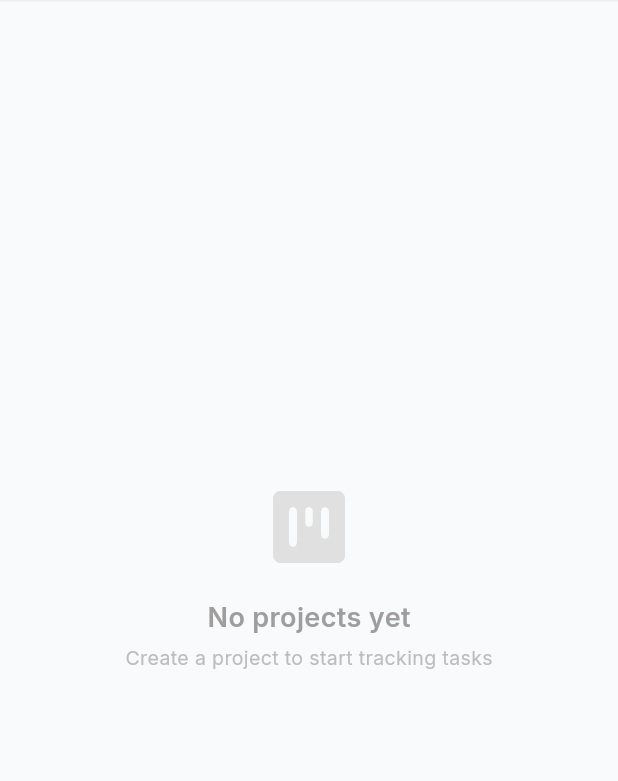
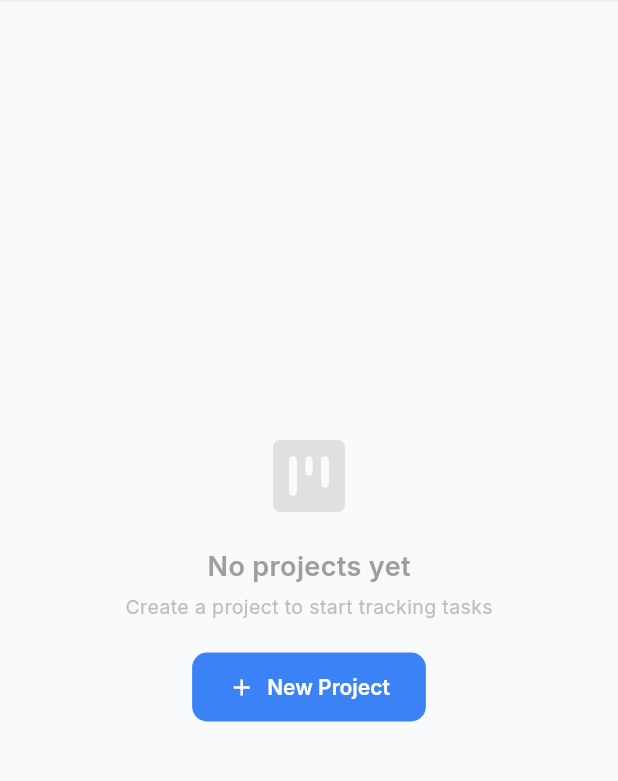
Before and after one commit to dgraham-io/improvement, a Flutter app: the screen it shows after launch, on a phone screen of 412 x 824 dp, the part 87-868 px from its top. Run offline on Flutter 3.47's test engine with Material 3 defaults, Android fonts, the phone set to English and light mode, and no system bars; our stand-ins replace google_fonts, hive_flutter; accounts and stored records are empty.

Commit message:
Fix: add New Project button to empty state
The Planning view's empty state had no way to create a project,
making the app unusable on first launch.

Co-authored-by: Cursor <cursoragent@cursor.com>

```diff
--- a/lib/features/kanban/kanban_screen.dart
+++ b/lib/features/kanban/kanban_screen.dart
@@ -46,6 +46,12 @@ class PlanningScreen extends StatelessWidget {
             Text(
               'Create a project to start tracking tasks',
               style: TextStyle(fontSize: 13, color: Colors.grey.shade400),
+            ),
+            const SizedBox(height: 20),
+            ElevatedButton.icon(
+              onPressed: () => _showAddProjectDialog(context),
+              icon: const Icon(Icons.add, size: 18),
+              label: const Text('New Project'),
             ),
           ],
         ),
```
